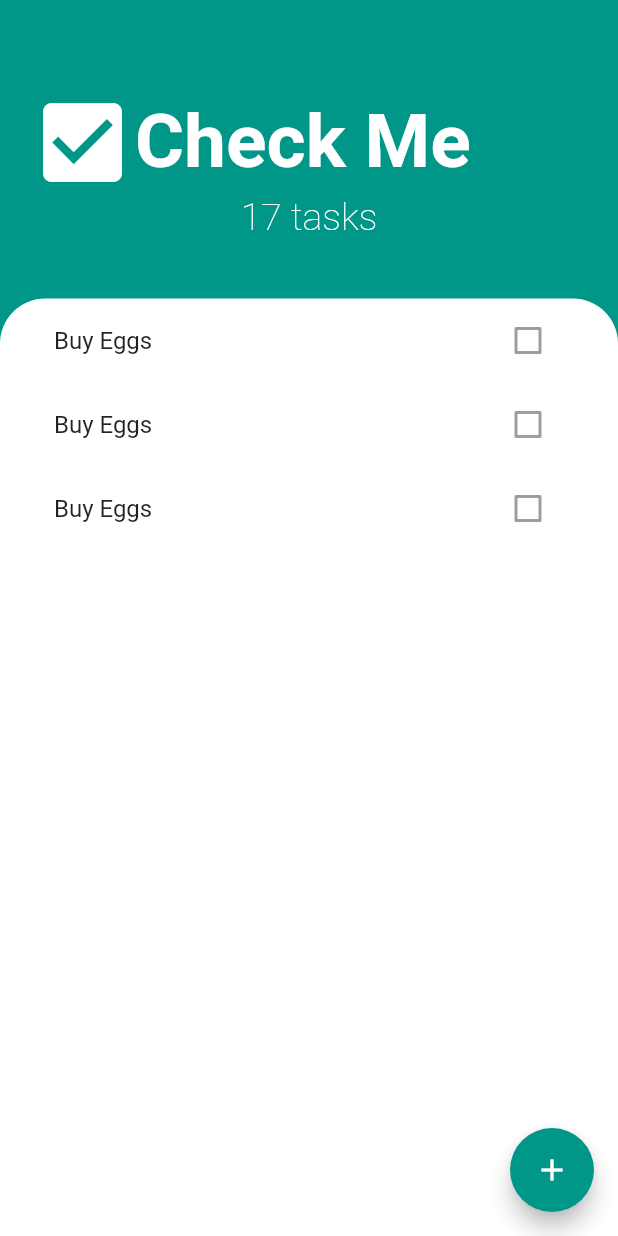
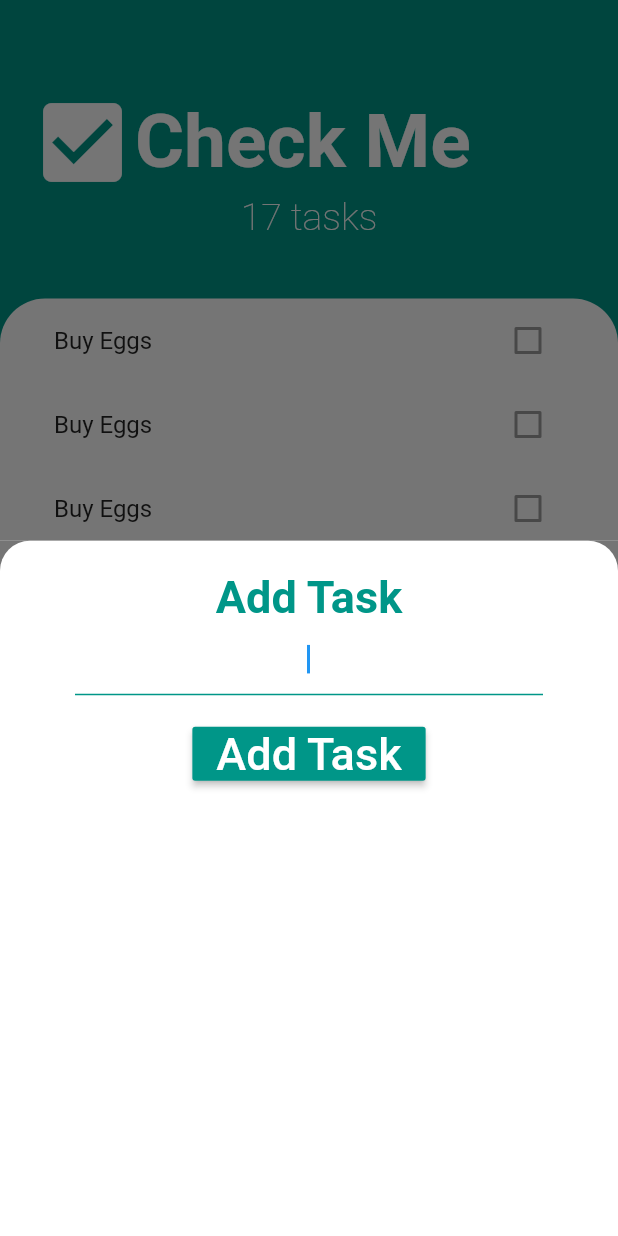
Before and after one commit to NithinRauj/Check_Me, a Flutter app: the screen it shows after launch, after a tap on the "add" icon, on a phone screen of 412 x 824 dp. Run offline on Flutter 3.47's test engine with Material 2 defaults, Android fonts, the phone set to English and light mode, and no system bars.

Commit message:
Designed UI for the add task screen using bottom sheet widget

```diff
--- /dev/null
+++ b/lib/add_task_screen.dart
@@ -0,0 +1,66 @@
+import 'package:flutter/material.dart';
+
+class AddTaskScreen extends StatelessWidget {
+  @override
+  Widget build(BuildContext context) {
+    return Container(
+        color: Color(0xFF757575),
+        child: Container(
+          decoration: BoxDecoration(
+            color: Colors.white,
+            borderRadius: BorderRadius.only(
+              topLeft: Radius.circular(20.0),
+              topRight: Radius.circular(20.0),
+            ),
+          ),
+          child: Container(
+            padding: EdgeInsets.only(
+              top: 20.0,
+              left: 50.0,
+              right: 50.0,
+            ),
+            child: Column(
+              children: <Widget>[
+                Text(
+                  'Add Task',
+                  style: TextStyle(
+                    color: Colors.teal,
+                    fontSize: 30.0,
+                    fontWeight: FontWeight.w600,
+                  ),
+                ),
+                TextField(
+                  autofocus: true,
+                  textAlign: TextAlign.center,
+                  decoration: InputDecoration(
+                    enabledBorder: UnderlineInputBorder(
+                      borderSide: BorderSide(
+                        color: Colors.teal,
+                        width: 5.0,
+                      ),
+                    ),
+                    focusedBorder: UnderlineInputBorder(
+                      borderSide: BorderSide(color: Colors.teal),
+                    ),
+                  ),
+                ),
+                SizedBox(
+                  height: 15.0,
+                ),
+                RaisedButton(
+                  color: Colors.teal,
+                  child: Text(
+                    'Add Task',
+                    style: TextStyle(
+                      color: Colors.white,
+                      fontSize: 30.0,
+                    ),
+                  ),
+                  onPressed: () {},
+                ),
+              ],
+            ),
+          ),
+        ));
+  }
+}
--- a/lib/main_screen.dart
+++ b/lib/main_screen.dart
@@ -1,5 +1,6 @@
 import 'package:flutter/material.dart';
 import 'package:check_me_app/widgets/tasks_list.dart';
+import 'add_task_screen.dart';
 
 class MainScreen extends StatelessWidget {
   @override
@@ -12,7 +13,10 @@ class MainScreen extends StatelessWidget {
           Icons.add,
           color: Colors.white,
         ),
-        onPressed: () {},
+        onPressed: () {
+          showModalBottomSheet(
+              context: context, builder: (context) => AddTaskScreen());
+        },
       ),
       body: Column(
         children: <Widget>[
```
Also changed, not shown: 5 other files.
